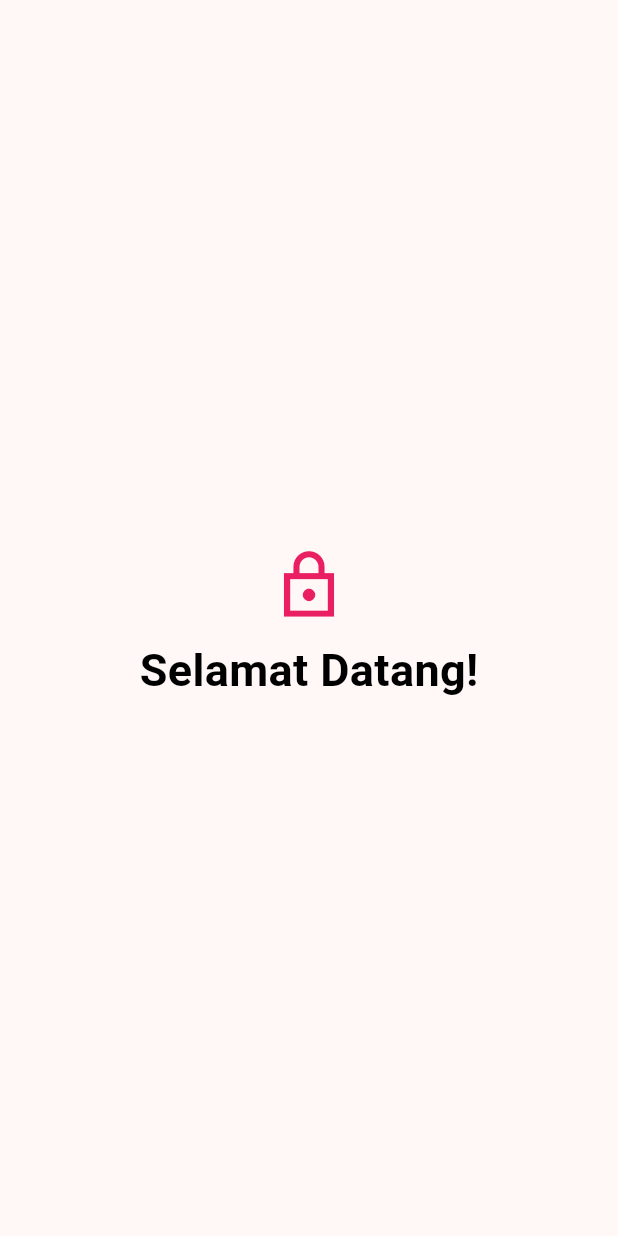
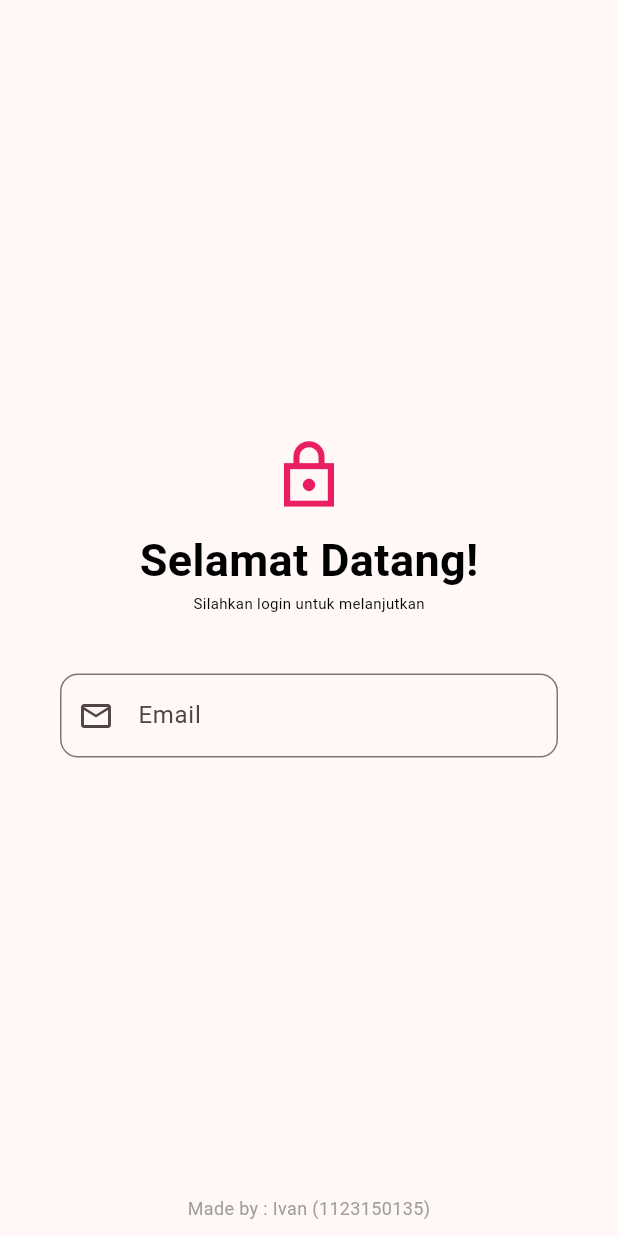
Before and after one commit to GUYwithPTSD/KB1179-1123150135-uts, a Flutter app: the screen it shows after launch, on a phone screen of 412 x 824 dp. Run offline on Flutter 3.47's test engine with Material 3 defaults, Android fonts, the phone set to English and light mode, and no system bars.

Commit message:
membuat text field mengisi email

```diff
--- a/lib/login.dart
+++ b/lib/login.dart
@@ -6,6 +6,14 @@ class Login extends StatelessWidget {
   @override
   Widget build(BuildContext context) {
     return Scaffold(
+      bottomNavigationBar: Padding(
+        padding: const EdgeInsets.all(10.0),
+        child: Text(
+          "Made by : Ivan (1123150135)",
+          textAlign: TextAlign.center,
+          style: TextStyle(fontSize: 12, color: Colors.grey),
+        ),
+      ),
       body: Center(
         child: SingleChildScrollView(
           child: Container(
@@ -24,6 +32,26 @@ class Login extends StatelessWidget {
                     fontWeight: FontWeight.bold,
                   ),
                 ),
+                Text(
+                  "Silahkan login untuk melanjutkan",
+                  style: TextStyle(
+                    fontSize: 10.0,
+                    color: Colors.black,
+                    fontWeight: FontWeight.normal,
+                  ),
+                ),
+                SizedBox(height: 40.0),
+                TextField(
+                  keyboardType: TextInputType.emailAddress,
+                  decoration: InputDecoration(
+                    labelText: 'Email',
+                    hintText: 'Masukkan email anda',
+                    prefixIcon: Icon(Icons.email_outlined),
+                    border: OutlineInputBorder(
+                      borderRadius: BorderRadius.all(Radius.circular(12.0)),
+                    ),
+                  ),
+                ),
               ],
             ),
           ),
```
